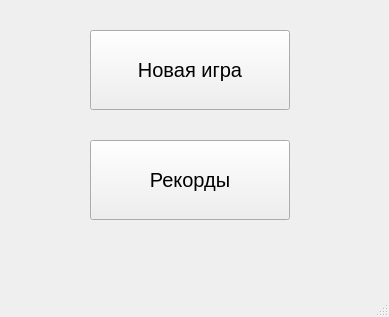
Old version of the form uis/menu_ui.ui in the repository Nermitor/PyQt_Project.
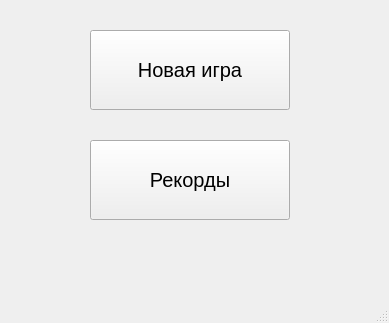
New version of the form.

```diff
--- a/uis/menu_ui.ui
+++ b/uis/menu_ui.ui
@@ -7,12 +7,19 @@
     <x>0</x>
     <y>0</y>
     <width>389</width>
-    <height>317</height>
+    <height>323</height>
    </rect>
   </property>
   <property name="windowTitle">
    <string>Best Painter - Menu</string>
   </property>
+  <property name="styleSheet">
+   <string notr="true">.new_game_btn{
+	color: red;
+	
+
+}</string>
+  </property>
   <widget class="QWidget" name="centralwidget">
    <widget class="QPushButton" name="new_game_btn">
     <property name="geometry">
```
